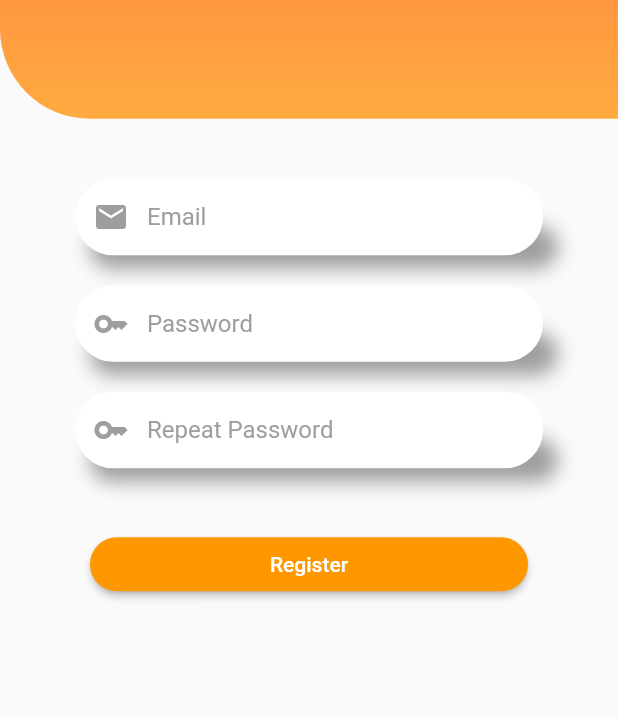
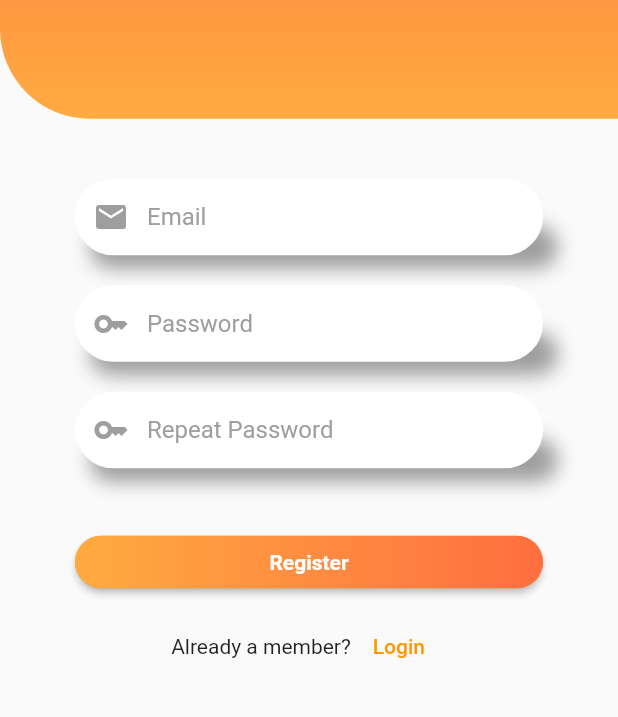
Before and after one commit to bimba9944/Flutter_Todo, a Flutter app: the screen it shows after launch, on a phone screen of 412 x 824 dp, the part 252-969 px from its top. Run offline on Flutter 3.47's test engine with Material 2 defaults, Android fonts, the phone set to English and light mode, and no system bars.

Commit message:
gotova stranica za registraciju(treba srediti kod)

```diff
--- a/lib/signUp.dart
+++ b/lib/signUp.dart
@@ -14,6 +14,7 @@ class _SignUpState extends State<SignUp> {
   Widget build(BuildContext context) {
     return Scaffold(
       body: Column(
+
         children: [
           Container(
             height: MediaQuery.of(context).size.height * 0.3,
@@ -48,7 +49,7 @@ class _SignUpState extends State<SignUp> {
               ],
             ),
           ),
-          SizedBox(
+          const SizedBox(
             height: 30,
           ),
           Container(
@@ -63,7 +64,7 @@ class _SignUpState extends State<SignUp> {
                 ),
               ],
             ),
-            padding: EdgeInsets.symmetric(vertical: 10, horizontal: 50),
+            padding: const EdgeInsets.symmetric(vertical: 10, horizontal: 50),
             child: Form(
               //child: Material(
               // elevation: 300,
@@ -108,7 +109,7 @@ class _SignUpState extends State<SignUp> {
                 ),
               ],
             ),
-            padding: EdgeInsets.symmetric(horizontal: 50, vertical: 10),
+            padding: const EdgeInsets.symmetric(horizontal: 50, vertical: 10),
             child: Form(
               child: TextFormField(
                 decoration: InputDecoration(
@@ -150,7 +151,7 @@ class _SignUpState extends State<SignUp> {
                 ),
               ],
             ),
-            padding: EdgeInsets.symmetric(vertical: 10, horizontal: 50),
+            padding: const EdgeInsets.symmetric(vertical: 10, horizontal: 50),
             child: Form(
               child: TextFormField(
                 decoration: InputDecoration(
@@ -180,20 +181,52 @@ class _SignUpState extends State<SignUp> {
               ),
             ),
           ),
-          SizedBox(
+          const SizedBox(
             height: 30,
           ),
-          ElevatedButton(
-            onPressed: () {},
-            child: Text(
-              'Register',
-              style: TextStyle(color: Colors.white),
-            ),
-            style: ElevatedButton.styleFrom(
-                padding: EdgeInsets.symmetric(vertical: 5, horizontal: 120),
+          Container(
+            padding: const EdgeInsets.symmetric(vertical: 5, horizontal: 50),
+            height: 45.0,
+            child: ElevatedButton(
+              onPressed: () {},
+              style: ElevatedButton.styleFrom(
                 shape: RoundedRectangleBorder(
                   borderRadius: BorderRadius.circular(20),
-                )),
+                ),
+                padding: const EdgeInsets.all(0),
+              ),
+              child: Ink(
+                decoration: BoxDecoration(
+                    gradient: const LinearGradient(
+                      colors: [Colors.orangeAccent, Colors.deepOrangeAccent],
+                      begin: Alignment.centerLeft,
+                      end: Alignment.centerRight,
+                    ),
+                    borderRadius: BorderRadius.circular(20.0)),
+                child: Container(
+                  alignment: Alignment.center,
+                  child: const Text(
+                    "Register",
+                    textAlign: TextAlign.center,
+                    style: TextStyle(
+                        color: Colors.white, fontWeight: FontWeight.bold),
+                  ),
+                ),
+              ),
+            ),
+          ),
+          const SizedBox(
+            height: 10,
+          ),
+          Row(
+            mainAxisAlignment: MainAxisAlignment.center,
+            children: <Widget>[
+              const Text('Already a member?'),
+              TextButton(
+                onPressed: () {},
+                child: const Text('Login'),
+              ),
+            ],
           ),
         ],
       ),
```
